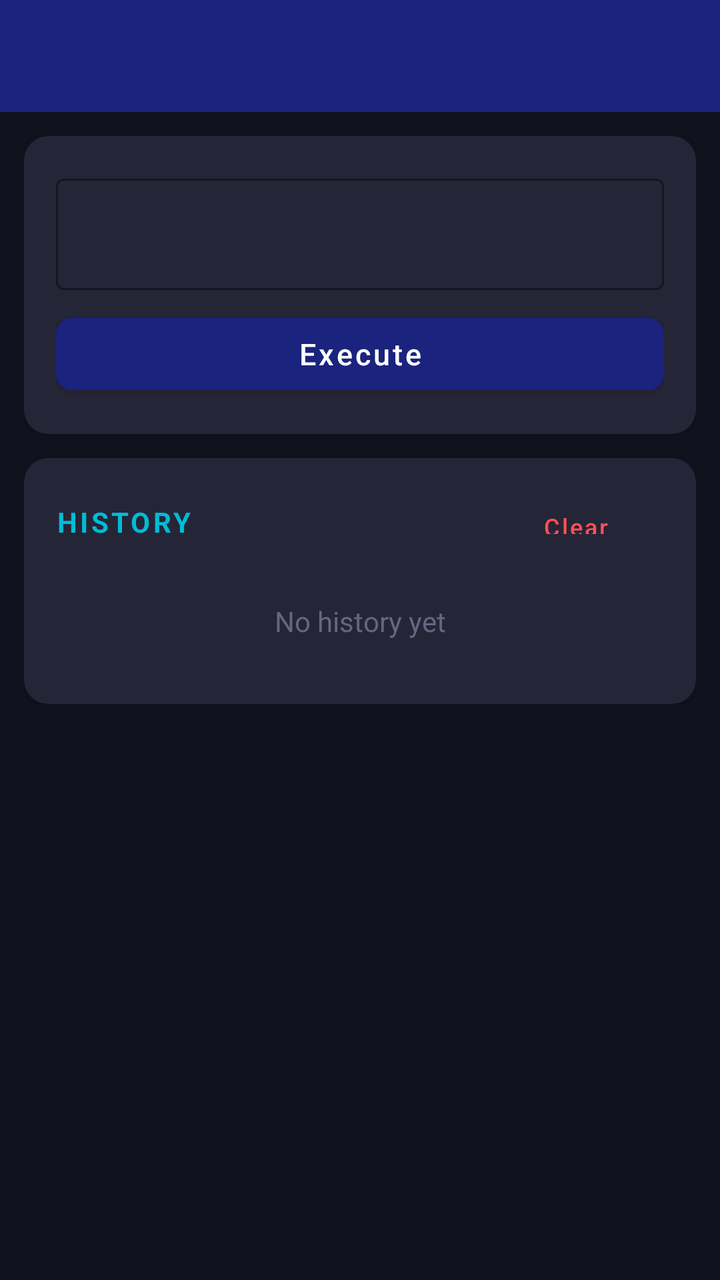
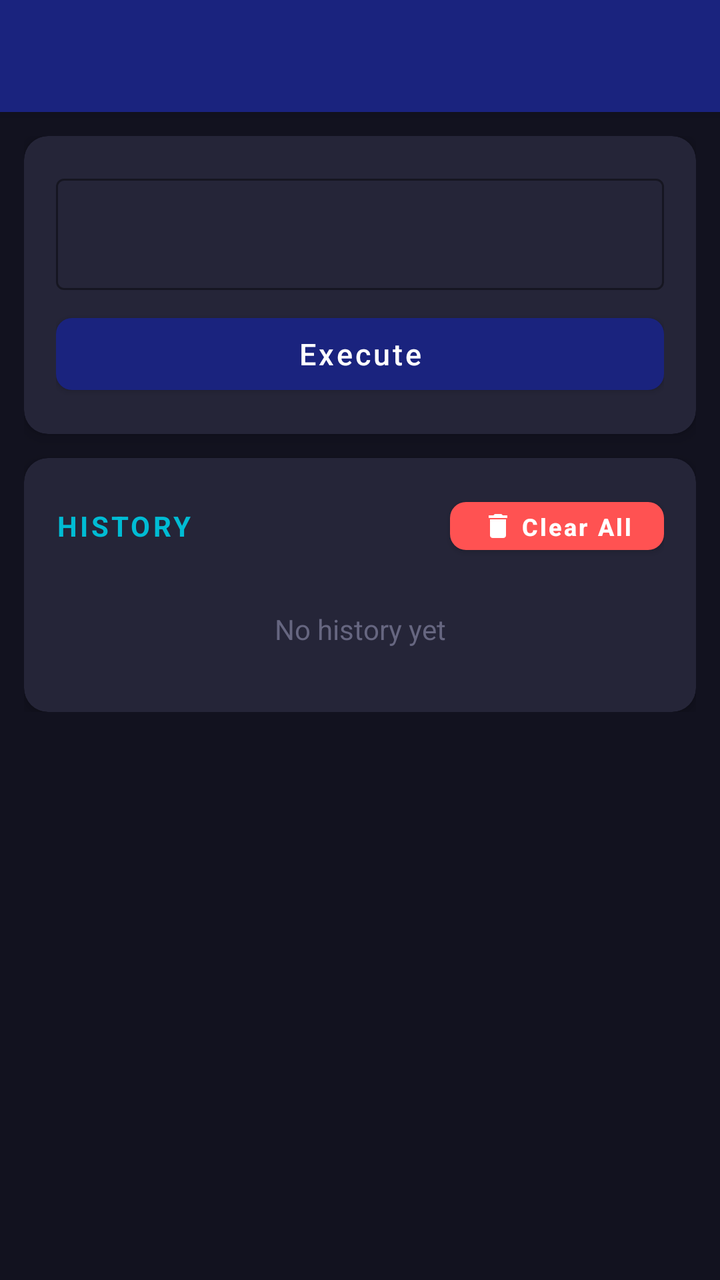

Two renders of the same Android screen: before a commit and after it. Below are the layout's source before the change and the commit's diff.
<!-- AndroidManifest.xml: application theme Theme.NetSecToolkit -->
<!-- res/layout/activity_tool_base.xml -->
<?xml version="1.0" encoding="utf-8"?>
<androidx.coordinatorlayout.widget.CoordinatorLayout
    xmlns:android="http://schemas.android.com/apk/res/android"
    xmlns:app="http://schemas.android.com/apk/res-auto"
    android:layout_width="match_parent"
    android:layout_height="match_parent"
    android:background="@color/background">

    <com.google.android.material.appbar.AppBarLayout
        android:id="@+id/app_bar"
        android:layout_width="match_parent"
        android:layout_height="wrap_content">
        <androidx.appcompat.widget.Toolbar
            android:id="@+id/toolbar"
            android:layout_width="match_parent"
            android:layout_height="?attr/actionBarSize"
            app:titleTextColor="@color/white"
            style="@style/ToolbarStyle"/>
    </com.google.android.material.appbar.AppBarLayout>

    <androidx.core.widget.NestedScrollView
        android:layout_width="match_parent"
        android:layout_height="match_parent"
        app:layout_behavior="@string/appbar_scrolling_view_behavior">

        <LinearLayout
            android:layout_width="match_parent"
            android:layout_height="wrap_content"
            android:orientation="vertical"
            android:padding="12dp">

            
            <com.google.android.material.card.MaterialCardView
                android:id="@+id/card_input"
                android:layout_width="match_parent"
                android:layout_height="wrap_content"
                android:layout_marginBottom="12dp"
                app:cardBackgroundColor="@color/card_bg"
                app:cardCornerRadius="12dp"
                app:cardElevation="4dp">
                <LinearLayout
                    android:layout_width="match_parent"
                    android:layout_height="wrap_content"
                    android:orientation="vertical"
                    android:padding="16dp">

                    <com.google.android.material.textfield.TextInputLayout
                        android:id="@+id/til_input1"
                        android:layout_width="match_parent"
                        android:layout_height="wrap_content"
                        android:layout_marginBottom="8dp"
                        style="@style/Widget.MaterialComponents.TextInputLayout.OutlinedBox"
                        app:boxStrokeColor="@color/accent"
                        app:hintTextColor="@color/accent">
                        <com.google.android.material.textfield.TextInputEditText
                            android:id="@+id/et_input1"
                            android:layout_width="match_parent"
                            android:layout_height="wrap_content"
                            android:textColor="@color/on_surface"
                            android:imeOptions="actionDone"
                            android:inputType="text"/>
                    </com.google.android.material.textfield.TextInputLayout>

                    <com.google.android.material.textfield.TextInputLayout
                        android:id="@+id/til_input2"
                        android:layout_width="match_parent"
                        android:layout_height="wrap_content"
                        android:layout_marginBottom="8dp"
                        android:visibility="gone"
                        style="@style/Widget.MaterialComponents.TextInputLayout.OutlinedBox"
                        app:boxStrokeColor="@color/accent"
                        app:hintTextColor="@color/accent">
                        <com.google.android.material.textfield.TextInputEditText
                            android:id="@+id/et_input2"
                            android:layout_width="match_parent"
                            android:layout_height="wrap_content"
                            android:textColor="@color/on_surface"
                            android:inputType="text"/>
                    </com.google.android.material.textfield.TextInputLayout>

                    <com.google.android.material.textfield.TextInputLayout
                        android:id="@+id/til_input3"
                        android:layout_width="match_parent"
                        android:layout_height="wrap_content"
                        android:layout_marginBottom="8dp"
                        android:visibility="gone"
                        style="@style/Widget.MaterialComponents.TextInputLayout.OutlinedBox"
                        app:boxStrokeColor="@color/accent"
                        app:hintTextColor="@color/accent">
                        <com.google.android.material.textfield.TextInputEditText
                            android:id="@+id/et_input3"
                            android:layout_width="match_parent"
                            android:layout_height="wrap_content"
                            android:textColor="@color/on_surface"
                            android:inputType="textMultiLine"
                            android:minLines="3"
                            android:gravity="top"/>
                    </com.google.android.material.textfield.TextInputLayout>

                    <com.google.android.material.button.MaterialButton
                        android:id="@+id/btn_execute"
                        android:layout_width="match_parent"
                        android:layout_height="48dp"
                        android:text="@string/execute"
                        android:textAllCaps="false"
                        android:textSize="15sp"
                        app:cornerRadius="8dp"/>

                </LinearLayout>
            </com.google.android.material.card.MaterialCardView>

            
            <com.google.android.material.card.MaterialCardView
                android:id="@+id/card_result"
                android:layout_width="match_parent"
                android:layout_height="wrap_content"
                android:layout_marginBottom="12dp"
                android:visibility="gone"
                app:cardBackgroundColor="@color/card_bg"
                app:cardCornerRadius="12dp"
                app:cardElevation="4dp">
                <LinearLayout
                    android:layout_width="match_parent"
                    android:layout_height="wrap_content"
                    android:orientation="vertical"
                    android:padding="16dp">

                    <LinearLayout
                        android:layout_width="match_parent"
                        android:layout_height="wrap_content"
                        android:orientation="horizontal"
                        android:gravity="center_vertical"
                        android:layout_marginBottom="12dp">
                        <TextView
                            android:layout_width="0dp"
                            android:layout_height="wrap_content"
                            android:layout_weight="1"
                            android:text="Result"
                            android:textColor="@color/accent"
                            android:textSize="14sp"
                            android:textStyle="bold"
                            android:letterSpacing="0.1"
                            android:textAllCaps="true"/>
                        <ProgressBar
                            android:id="@+id/progress_bar"
                            android:layout_width="24dp"
                            android:layout_height="24dp"
                            android:visibility="gone"
                            android:indeterminateTint="@color/accent"/>
                    </LinearLayout>

                    <ScrollView
                        android:layout_width="match_parent"
                        android:layout_height="wrap_content"
                        android:maxHeight="400dp">
                        <TextView
                            android:id="@+id/tv_result"
                            android:layout_width="match_parent"
                            android:layout_height="wrap_content"
                            android:padding="12dp"
                            android:background="@color/result_bg"
                            android:fontFamily="monospace"
                            android:textSize="13sp"
                            android:textColor="@color/on_surface"
                            android:lineSpacingMultiplier="1.4"
                            android:textIsSelectable="true"/>
                    </ScrollView>

                    <LinearLayout
                        android:layout_width="match_parent"
                        android:layout_height="wrap_content"
                        android:orientation="horizontal"
                        android:layout_marginTop="12dp">
                        <com.google.android.material.button.MaterialButton
                            android:id="@+id/btn_copy"
                            android:layout_width="0dp"
                            android:layout_height="36dp"
                            android:layout_weight="1"
                            android:layout_marginEnd="4dp"
                            android:text="Copy"
                            android:textAllCaps="false"
                            android:textSize="13sp"
                            style="@style/Widget.MaterialComponents.Button.OutlinedButton"
                            app:strokeColor="@color/accent"
                            app:cornerRadius="6dp"/>
                        <com.google.android.material.button.MaterialButton
                            android:id="@+id/btn_share"
                            android:layout_width="0dp"
                            android:layout_height="36dp"
                            android:layout_weight="1"
                            android:layout_marginStart="4dp"
                            android:layout_marginEnd="4dp"
                            android:text="Share"
                            android:textAllCaps="false"
                            android:textSize="13sp"
                            style="@style/Widget.MaterialComponents.Button.OutlinedButton"
                            app:strokeColor="@color/accent"
                            app:cornerRadius="6dp"/>
                        <com.google.android.material.button.MaterialButton
                            android:id="@+id/btn_save_history"
                            android:layout_width="0dp"
                            android:layout_height="36dp"
                            android:layout_weight="1"
                            android:layout_marginStart="4dp"
                            android:text="Save"
                            android:textAllCaps="false"
                            android:textSize="13sp"
                            style="@style/Widget.MaterialComponents.Button.OutlinedButton"
                            app:strokeColor="@color/success"
                            app:cornerRadius="6dp"/>
                    </LinearLayout>
                </LinearLayout>
            </com.google.android.material.card.MaterialCardView>

            
            <com.google.android.material.card.MaterialCardView
                android:id="@+id/card_history"
                android:layout_width="match_parent"
                android:layout_height="wrap_content"
                app:cardBackgroundColor="@color/card_bg"
                app:cardCornerRadius="12dp"
                app:cardElevation="4dp">
                <LinearLayout
                    android:layout_width="match_parent"
                    android:layout_height="wrap_content"
                    android:orientation="vertical"
                    android:padding="16dp">

                    <LinearLayout
                        android:layout_width="match_parent"
                        android:layout_height="wrap_content"
                        android:orientation="horizontal"
                        android:gravity="center_vertical"
                        android:layout_marginBottom="8dp">
                        <TextView
                            android:layout_width="0dp"
                            android:layout_height="wrap_content"
                            android:layout_weight="1"
                            android:text="History"
                            android:textColor="@color/accent"
                            android:textSize="14sp"
                            android:textStyle="bold"
                            android:letterSpacing="0.1"
                            android:textAllCaps="true"/>
                        <com.google.android.material.button.MaterialButton
                            android:id="@+id/btn_clear_history"
                            android:layout_width="wrap_content"
                            android:layout_height="32dp"
                            android:text="Clear"
                            android:textAllCaps="false"
                            android:textSize="12sp"
                            style="@style/Widget.MaterialComponents.Button.TextButton"
                            android:textColor="@color/error"/>
                    </LinearLayout>

                    <androidx.recyclerview.widget.RecyclerView
                        android:id="@+id/rv_history"
                        android:layout_width="match_parent"
                        android:layout_height="wrap_content"
                        android:nestedScrollingEnabled="false"/>

                    <TextView
                        android:id="@+id/tv_no_history"
                        android:layout_width="match_parent"
                        android:layout_height="wrap_content"
                        android:text="No history yet"
                        android:textColor="#666680"
                        android:textSize="14sp"
                        android:gravity="center"
                        android:padding="16dp"/>

                </LinearLayout>
            </com.google.android.material.card.MaterialCardView>

        </LinearLayout>
    </androidx.core.widget.NestedScrollView>

</androidx.coordinatorlayout.widget.CoordinatorLayout>
<!-- resources referenced by this layout -->
<resources>
  <color name="accent">#00BCD4</color>
  <color name="background">#12121F</color>
  <color name="card_bg">#252538</color>
  <color name="error">#FF5252</color>
  <color name="on_surface">#E0E0E0</color>
  <color name="result_bg">#0F0F1A</color>
  <color name="success">#00E676</color>
  <color name="white">#FFFFFF</color>
  <string name="execute">Execute</string>
  <style name="ToolbarStyle" parent="Widget.AppCompat.Toolbar">
          <item name="android:minHeight">?attr/actionBarSize</item>
          <item name="popupTheme">@style/ThemeOverlay.AppCompat.Dark</item>
          <item name="android:theme">@style/ThemeOverlay.AppCompat.Dark.ActionBar</item>
      </style>
  <style name="Theme.NetSecToolkit" parent="Theme.MaterialComponents.DayNight.NoActionBar">
          <item name="colorPrimary">@color/primary</item>
          <item name="colorPrimaryVariant">@color/primary_dark</item>
          <item name="colorOnPrimary">@color/white</item>
          <item name="colorSecondary">@color/accent</item>
          <item name="colorOnSecondary">@color/black</item>
          <item name="android:colorBackground">@color/background</item>
          <item name="colorSurface">@color/surface</item>
          <item name="colorOnSurface">@color/on_surface</item>
          <item name="android:windowBackground">@color/background</item>
          <item name="android:statusBarColor">@color/primary_dark</item>
          <item name="android:navigationBarColor">@color/background</item>
      </style>
  <color name="primary">#1A237E</color>
  <color name="primary_dark">#0D1454</color>
  <color name="black">#000000</color>
  <color name="surface">#1E1E2E</color>
</resources>

<!-- the commit's change to res/layout/activity_tool_base.xml (unified diff, before → after) -->
@@ -166,48 +166,75 @@
                             android:textIsSelectable="true"/>
                     </ScrollView>
 
+                    
                     <LinearLayout
                         android:layout_width="match_parent"
                         android:layout_height="wrap_content"
                         android:orientation="horizontal"
-                        android:layout_marginTop="12dp">
+                        android:layout_marginTop="16dp"
+                        android:weightSum="3">
+
+                        
                         <com.google.android.material.button.MaterialButton
                             android:id="@+id/btn_copy"
                             android:layout_width="0dp"
-                            android:layout_height="36dp"
-                            android:layout_weight="1"
-                            android:layout_marginEnd="4dp"
+                            android:layout_height="44dp"
+                            android:layout_weight="1"
+                            android:layout_marginEnd="5dp"
                             android:text="Copy"
                             android:textAllCaps="false"
                             android:textSize="13sp"
-                            style="@style/Widget.MaterialComponents.Button.OutlinedButton"
-                            app:strokeColor="@color/accent"
-                            app:cornerRadius="6dp"/>
+                            android:textColor="@color/black"
+                            android:textStyle="bold"
+                            app:backgroundTint="#00BCD4"
+                            app:cornerRadius="10dp"
+                            app:icon="@drawable/ic_copy"
+                            app:iconTint="@color/black"
+                            app:iconGravity="textStart"
+                            app:iconPadding="4dp"
+                            app:elevation="3dp"/>
+
+                        
                         <com.google.android.material.button.MaterialButton
                             android:id="@+id/btn_share"
                             android:layout_width="0dp"
-                            android:layout_height="36dp"
-                            android:layout_weight="1"
-                            android:layout_marginStart="4dp"
-                            android:layout_marginEnd="4dp"
+                            android:layout_height="44dp"
+                            android:layout_weight="1"
+                            android:layout_marginStart="5dp"
+                            android:layout_marginEnd="5dp"
                             android:text="Share"
                             android:textAllCaps="false"
                             android:textSize="13sp"
-                            style="@style/Widget.MaterialComponents.Button.OutlinedButton"
-                            app:strokeColor="@color/accent"
-                            app:cornerRadius="6dp"/>
+                            android:textColor="@color/white"
+                            android:textStyle="bold"
+                            app:backgroundTint="#7C4DFF"
+                            app:cornerRadius="10dp"
+                            app:icon="@drawable/ic_share"
+                            app:iconTint="@color/white"
+                            app:iconGravity="textStart"
+                            app:iconPadding="4dp"
+                            app:elevation="3dp"/>
+
+                        
                         <com.google.android.material.button.MaterialButton
                             android:id="@+id/btn_save_history"
                             android:layout_width="0dp"
-                            android:layout_height="36dp"
-                            android:layout_weight="1"
-                            android:layout_marginStart="4dp"
+                            android:layout_height="44dp"
+                            android:layout_weight="1"
+                            android:layout_marginStart="5dp"
                             android:text="Save"
                             android:textAllCaps="false"
                             android:textSize="13sp"
-                            style="@style/Widget.MaterialComponents.Button.OutlinedButton"
-                            app:strokeColor="@color/success"
-                            app:cornerRadius="6dp"/>
+                            android:textColor="@color/black"
+                            android:textStyle="bold"
+                            app:backgroundTint="#00E676"
+                            app:cornerRadius="10dp"
+                            app:icon="@drawable/ic_save"
+                            app:iconTint="@color/black"
+                            app:iconGravity="textStart"
+                            app:iconPadding="4dp"
+                            app:elevation="3dp"/>
+
                     </LinearLayout>
                 </LinearLayout>
             </com.google.android.material.card.MaterialCardView>
@@ -245,12 +272,20 @@
                         <com.google.android.material.button.MaterialButton
                             android:id="@+id/btn_clear_history"
                             android:layout_width="wrap_content"
-                            android:layout_height="32dp"
-                            android:text="Clear"
+                            android:layout_height="36dp"
+                            android:text="Clear All"
                             android:textAllCaps="false"
                             android:textSize="12sp"
-                            style="@style/Widget.MaterialComponents.Button.TextButton"
-                            android:textColor="@color/error"/>
+                            android:textColor="@color/white"
+                            android:textStyle="bold"
+                            app:backgroundTint="#FF5252"
+                            app:cornerRadius="8dp"
+                            app:icon="@drawable/ic_delete"
+                            app:iconTint="@color/white"
+                            app:iconGravity="textStart"
+                            app:iconPadding="3dp"
+                            app:iconSize="16dp"
+                            app:elevation="2dp"/>
                     </LinearLayout>
 
                     <androidx.recyclerview.widget.RecyclerView
<!-- resource entries referenced after the edit -->
@@ -2,12 +2,55 @@
 <resources>
   <color name="accent">#00BCD4</color>
   <color name="background">#12121F</color>
+  <color name="black">#000000</color>
   <color name="card_bg">#252538</color>
-  <color name="error">#FF5252</color>
   <color name="on_surface">#E0E0E0</color>
   <color name="result_bg">#0F0F1A</color>
-  <color name="success">#00E676</color>
   <color name="white">#FFFFFF</color>
+  <!-- drawable ic_copy (drawable) -->
+  <?xml version="1.0" encoding="utf-8"?>
+  <vector xmlns:android="http://schemas.android.com/apk/res/android"
+      android:width="18dp"
+      android:height="18dp"
+      android:viewportWidth="24"
+      android:viewportHeight="24">
+      <path
+          android:fillColor="#FFFFFF"
+          android:pathData="M16,1H4C2.9,1 2,1.9 2,3v14h2V3h12V1zM19,5H8C6.9,5 6,5.9 6,7v14c0,1.1 0.9,2 2,2h11c1.1,0 2,-0.9 2,-2V7C22,5.9 21.1,5 19,5zM19,21H8V7h11V21z"/>
+  </vector>
+  <!-- drawable ic_delete (drawable) -->
+  <?xml version="1.0" encoding="utf-8"?>
+  <vector xmlns:android="http://schemas.android.com/apk/res/android"
+      android:width="18dp"
+      android:height="18dp"
+      android:viewportWidth="24"
+      android:viewportHeight="24">
+      <path
+          android:fillColor="#FFFFFF"
+          android:pathData="M6,19c0,1.1 0.9,2 2,2h8c1.1,0 2,-0.9 2,-2V7H6V19zM19,4h-3.5l-1,-1h-5l-1,1H5v2h14V4z"/>
+  </vector>
+  <!-- drawable ic_save (drawable) -->
+  <?xml version="1.0" encoding="utf-8"?>
+  <vector xmlns:android="http://schemas.android.com/apk/res/android"
+      android:width="18dp"
+      android:height="18dp"
+      android:viewportWidth="24"
+      android:viewportHeight="24">
+      <path
+          android:fillColor="#FFFFFF"
+          android:pathData="M17,3H5C3.89,3 3,3.9 3,5v14c0,1.1 0.89,2 2,2h14c1.1,0 2,-0.9 2,-2V7L17,3zM12,19c-1.66,0 -3,-1.34 -3,-3s1.34,-3 3,-3 3,1.34 3,3 -1.34,3 -3,3zM15,9H5V5h10V9z"/>
+  </vector>
+  <!-- drawable ic_share (drawable) -->
+  <?xml version="1.0" encoding="utf-8"?>
+  <vector xmlns:android="http://schemas.android.com/apk/res/android"
+      android:width="18dp"
+      android:height="18dp"
+      android:viewportWidth="24"
+      android:viewportHeight="24">
+      <path
+          android:fillColor="#FFFFFF"
+          android:pathData="M18,16.08c-0.76,0 -1.44,0.3 -1.96,0.77L8.91,12.7C8.96,12.47 9,12.24 9,12s-0.04,-0.47 -0.09,-0.7l7.05,-4.11c0.54,0.5 1.25,0.81 2.04,0.81c1.66,0 3,-1.34 3,-3s-1.34,-3 -3,-3s-3,1.34 -3,3c0,0.24 0.04,0.47 0.09,0.7L8.04,9.81C7.5,9.31 6.79,9 6,9c-1.66,0 -3,1.34 -3,3s1.34,3 3,3c0.79,0 1.5,-0.31 2.04,-0.81l7.12,4.16c-0.05,0.21 -0.08,0.43 -0.08,0.65c0,1.61 1.31,2.92 2.92,2.92s2.92,-1.31 2.92,-2.92S19.61,16.08 18,16.08z"/>
+  </vector>
   <string name="execute">Execute</string>
   <style name="ToolbarStyle" parent="Widget.AppCompat.Toolbar">
           <item name="android:minHeight">?attr/actionBarSize</item>
@@ -29,7 +72,6 @@
       </style>
   <color name="primary">#1A237E</color>
   <color name="primary_dark">#0D1454</color>
-  <color name="black">#000000</color>
   <color name="surface">#1E1E2E</color>
 </resources>
 
